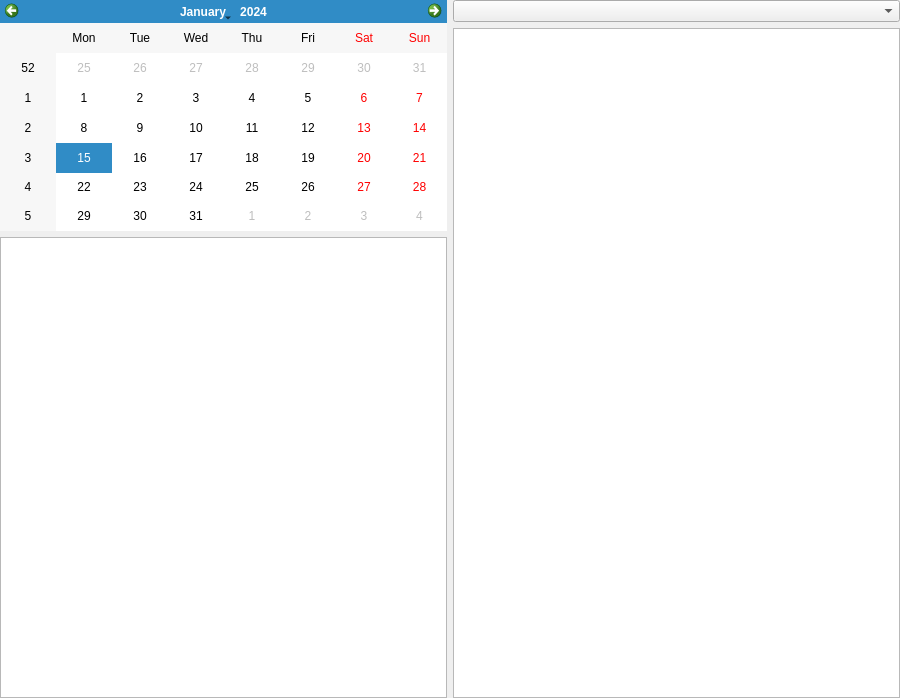
The window that ui/browse.ui (ovo-Tim/potato-diary) describes before a commit, drawn with Qt 5.
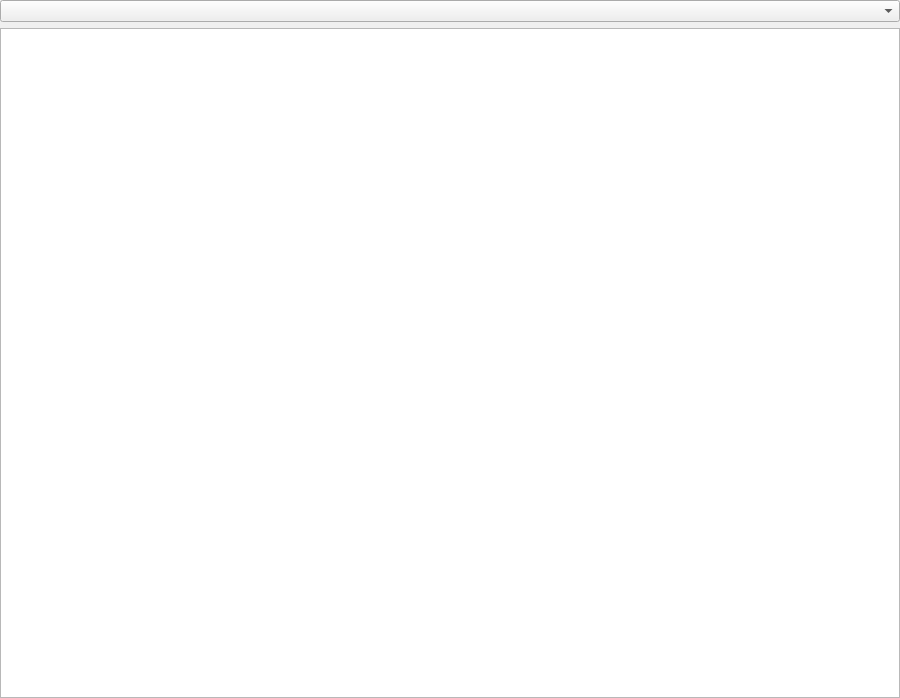
The same window after the commit.

```diff
--- a/ui/browse.ui
+++ b/ui/browse.ui
@@ -28,16 +28,6 @@
    </property>
    <item row="0" column="0">
     <layout class="QHBoxLayout" name="horizontalLayout">
-     <item>
-      <layout class="QVBoxLayout" name="verticalLayout_2" stretch="1,2">
-       <item>
-        <widget class="QCalendarWidget" name="calendarWidget"/>
-       </item>
-       <item>
-        <widget class="QListWidget" name="listWidget"/>
-       </item>
-      </layout>
-     </item>
      <item>
       <layout class="QVBoxLayout" name="verticalLayout">
        <item>
```
